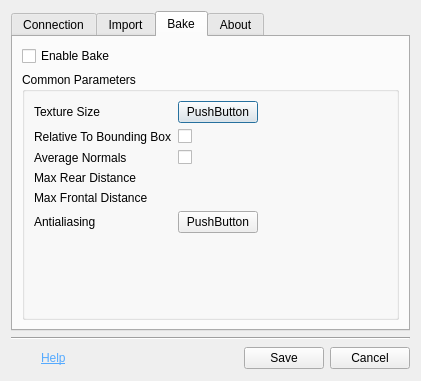
Qt form megascan_link_python/ui/uiDesign/settings_dialog.ui (Raider-Arts/painter-megascan-link) before a commit.
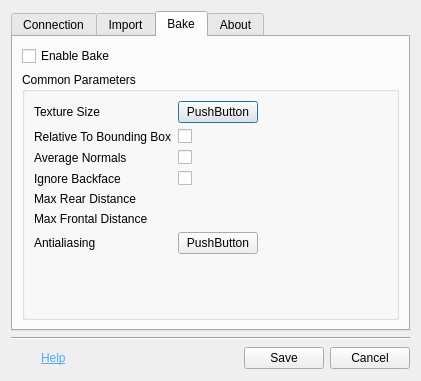
The same form after that commit. Custom widgets are drawn as their Qt base class.

Commit message: [PYTHON] Added ignorebackface form entry

What changed in the file:
```diff
--- a/megascan_link_python/ui/uiDesign/settings_dialog.ui
+++ b/megascan_link_python/ui/uiDesign/settings_dialog.ui
@@ -196,13 +196,23 @@
                <widget class="QCheckBox" name="averageNormalsCheckBox"/>
               </item>
               <item row="3" column="0">
+               <widget class="QLabel" name="ignoreBackfaceLabel">
+                <property name="text">
+                 <string>Ignore Backface</string>
+                </property>
+               </widget>
+              </item>
+              <item row="3" column="1">
+               <widget class="QCheckBox" name="ignoreBackfaceCheckBox"/>
+              </item>
+              <item row="4" column="0">
                <widget class="QLabel" name="maxRearDistanceLabel">
                 <property name="text">
                  <string>Max Rear Distance</string>
                 </property>
                </widget>
               </item>
-              <item row="3" column="1">
+              <item row="4" column="1">
                <widget class="PainterSliderControl" name="maxRearDistanceSlider" native="true">
                 <property name="sizePolicy">
                  <sizepolicy hsizetype="Preferred" vsizetype="Preferred">
@@ -224,15 +234,15 @@
                 </property>
                </widget>
               </item>
-              <item row="4" column="0">
-               <widget class="QLabel" name="label_10">
+              <item row="5" column="0">
+               <widget class="QLabel" name="maxFrontalDistanceLabel">
                 <property name="text">
                  <string>Max Frontal Distance</string>
                 </property>
                </widget>
               </item>
-              <item row="4" column="1">
-               <widget class="PainterSliderControl" name="widget" native="true">
+              <item row="5" column="1">
+               <widget class="PainterSliderControl" name="maxFrontalDistanceSlider" native="true">
                 <property name="sizePolicy">
                  <sizepolicy hsizetype="Preferred" vsizetype="Preferred">
                   <horstretch>0</horstretch>
@@ -253,14 +263,14 @@
                 </property>
                </widget>
               </item>
-              <item row="5" column="0">
+              <item row="6" column="0">
                <widget class="QLabel" name="antialiasingLabel">
                 <property name="text">
                  <string>Antialiasing</string>
                 </property>
                </widget>
               </item>
-              <item row="5" column="1">
+              <item row="6" column="1">
                <widget class="PainterDropDown" name="aliasingValue">
                 <property name="sizePolicy">
                  <sizepolicy hsizetype="Maximum" vsizetype="Maximum">
```
The commit also changes 1 other file.
